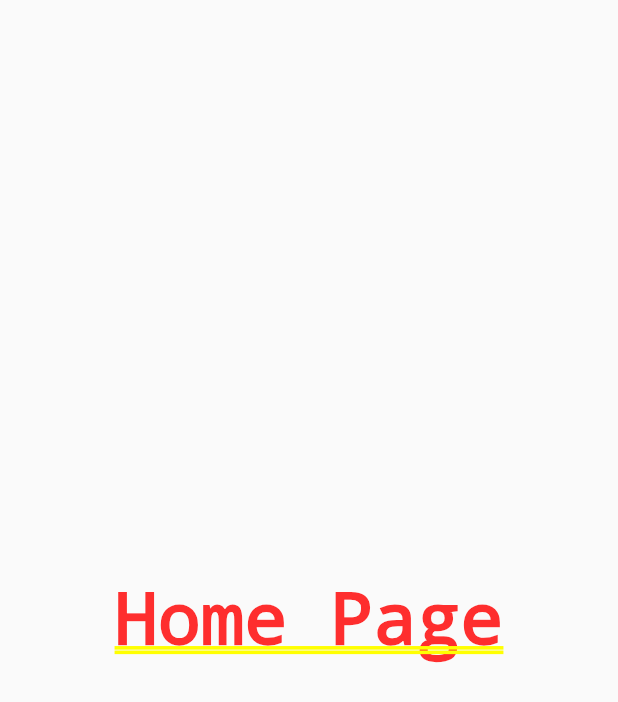
After one commit to ericzorn93/Aria-Mobile, a Flutter app: the HomePage screen opened directly, on a phone screen of 412 x 824 dp. The commit adds this screen. Shown: the top 702 px of the screen. Run offline on Flutter 3.47's test engine with Material 2 defaults, Android fonts, the phone set to English and light mode, and no system bars; our stand-ins replace bloc, equatable, flutter_bloc.

Commit message:
Begin navigation

```diff
--- /dev/null
+++ b/lib/pages/home.dart
@@ -0,0 +1,22 @@
+import 'package:flutter/material.dart';
+import 'package:flutter/cupertino.dart';
+
+class HomePage extends StatefulWidget {
+  HomePage({Key key}) : super(key: key);
+
+  @override
+  _HomePageState createState() => _HomePageState();
+}
+
+class _HomePageState extends State<HomePage> {
+  @override
+  Widget build(BuildContext context) {
+    return CupertinoPageScaffold(
+      child: Container(
+        child: Center(
+          child: Text("Home Page"),
+        ),
+      ),
+    );
+  }
+}
```
Also changed, not shown: lib/pages/auth/LoginPage.dart (+16 -6 lines).
